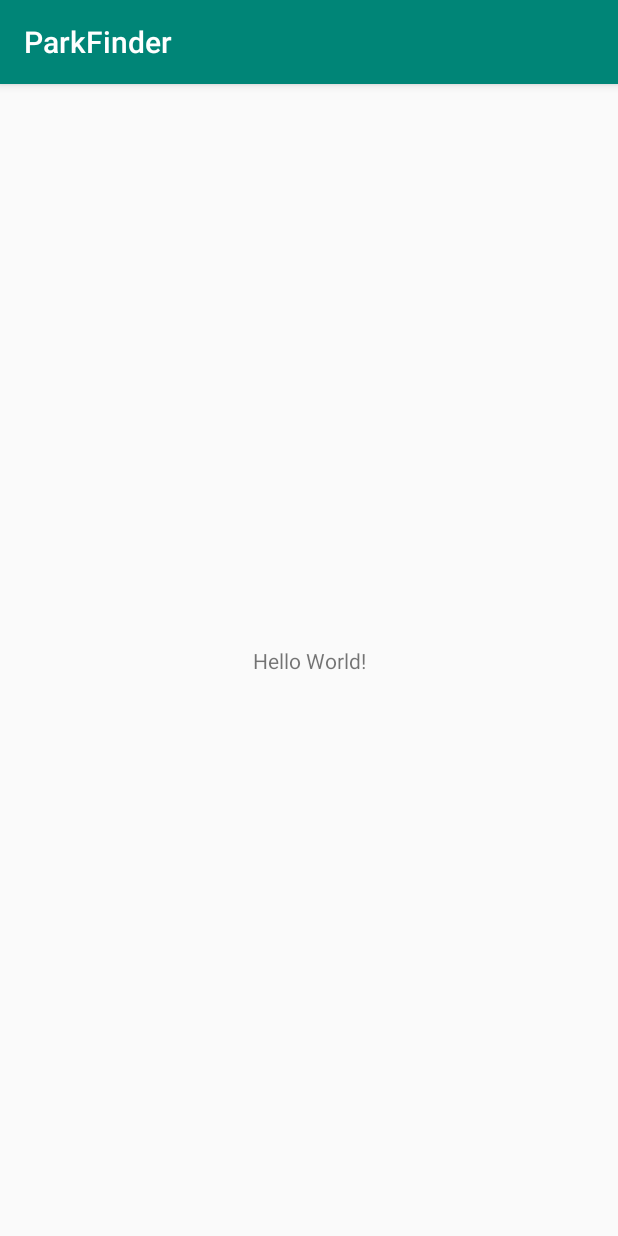
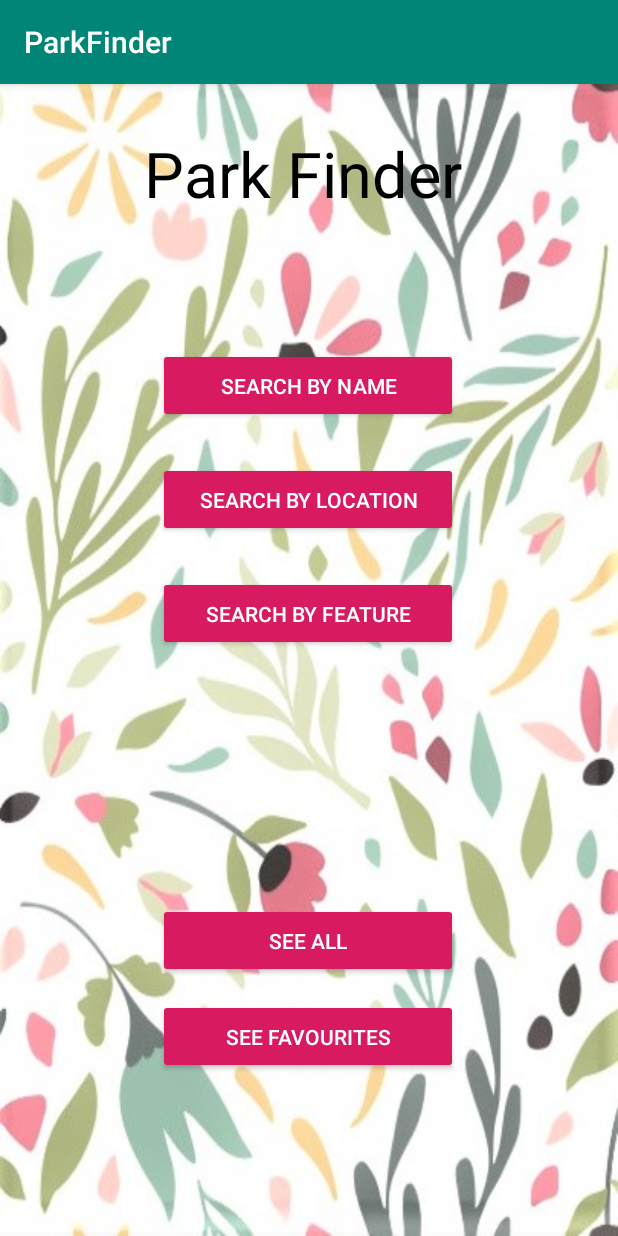
Before and after one commit to DariaDimchuk/ParkFinder, an Android app: the screen it shows after launch (MainActivity), on a phone screen of 412 x 824 dp. Run offline under Robolectric (Android 15) with nearby library versions, the phone set to English and light mode, and no system bars.

Commit message:
basic styling

```diff
--- a/app/src/main/res/layout/activity_main.xml
+++ b/app/src/main/res/layout/activity_main.xml
@@ -4,15 +4,85 @@
     xmlns:tools="http://schemas.android.com/tools"
     android:layout_width="match_parent"
     android:layout_height="match_parent"
+    android:background="@drawable/flowerwallpaper_filter"
     tools:context=".MainActivity">
 
     <TextView
-        android:layout_width="wrap_content"
-        android:layout_height="wrap_content"
-        android:text="Hello World!"
+        android:id="@+id/textView"
+        android:layout_width="220dp"
+        android:layout_height="52dp"
+        android:text="@string/appTitleTxt"
+        android:textAppearance="@style/TextAppearance.AppCompat.Display1"
+        android:textColor="@color/BasicBlack"
+        android:textSize="42dp"
         app:layout_constraintBottom_toBottomOf="parent"
-        app:layout_constraintLeft_toLeftOf="parent"
-        app:layout_constraintRight_toRightOf="parent"
-        app:layout_constraintTop_toTopOf="parent" />
+        app:layout_constraintEnd_toEndOf="parent"
+        app:layout_constraintStart_toStartOf="parent"
+        app:layout_constraintTop_toTopOf="parent"
+        app:layout_constraintVertical_bias="0.044" />
 
+    <Button
+        android:id="@+id/btnNameSearch"
+        style="@style/Widget.AppCompat.Button.Colored"
+        android:layout_width="@dimen/widthSearchBtn"
+        android:layout_height="@dimen/heightSearchBtn"
+        android:text="@string/nameSearchTxt"
+        app:layout_constraintBottom_toBottomOf="parent"
+        app:layout_constraintEnd_toEndOf="parent"
+        app:layout_constraintHorizontal_bias="0.497"
+        app:layout_constraintStart_toStartOf="parent"
+        app:layout_constraintTop_toTopOf="parent"
+        app:layout_constraintVertical_bias="0.245" />
+
+    <Button
+        android:id="@+id/btnLocSearch"
+        style="@style/Widget.AppCompat.Button.Colored"
+        android:layout_width="@dimen/widthSearchBtn"
+        android:layout_height="@dimen/heightSearchBtn"
+        android:text="@string/locationSearchTxt"
+        app:layout_constraintBottom_toBottomOf="parent"
+        app:layout_constraintEnd_toEndOf="@+id/btnNameSearch"
+        app:layout_constraintHorizontal_bias="1.0"
+        app:layout_constraintStart_toStartOf="@+id/btnNameSearch"
+        app:layout_constraintTop_toBottomOf="@+id/btnNameSearch"
+        app:layout_constraintVertical_bias="0.053" />
+
+    <Button
+        android:id="@+id/btnFeatureSearch"
+        style="@style/Widget.AppCompat.Button.Colored"
+        android:layout_width="@dimen/widthSearchBtn"
+        android:layout_height="@dimen/heightSearchBtn"
+        android:text="@string/txtFeatureSearch"
+        app:layout_constraintBottom_toBottomOf="parent"
+        app:layout_constraintEnd_toEndOf="@+id/btnLocSearch"
+        app:layout_constraintHorizontal_bias="1.0"
+        app:layout_constraintStart_toStartOf="@+id/btnLocSearch"
+        app:layout_constraintTop_toBottomOf="@+id/btnLocSearch"
+        app:layout_constraintVertical_bias="0.063" />
+
+    <Button
+        android:id="@+id/btnSeeAll"
+        style="@style/Widget.AppCompat.Button.Colored"
+        android:layout_width="@dimen/widthSearchBtn"
+        android:layout_height="@dimen/heightSearchBtn"
+        android:text="@string/txtSeeAll"
+        app:layout_constraintBottom_toBottomOf="parent"
+        app:layout_constraintEnd_toEndOf="@+id/btnFeatureSearch"
+        app:layout_constraintHorizontal_bias="0.0"
+        app:layout_constraintStart_toStartOf="@+id/btnFeatureSearch"
+        app:layout_constraintTop_toBottomOf="@+id/btnFeatureSearch"
+        app:layout_constraintVertical_bias="0.495" />
+
+    <Button
+        android:id="@+id/btnSeeFavourites"
+        style="@style/Widget.AppCompat.Button.Colored"
+        android:layout_width="@dimen/widthSearchBtn"
+        android:layout_height="@dimen/heightSearchBtn"
+        android:text="@string/txtSeeFavourites"
+        app:layout_constraintBottom_toBottomOf="parent"
+        app:layout_constraintEnd_toEndOf="@+id/btnSeeAll"
+        app:layout_constraintHorizontal_bias="0.502"
+        app:layout_constraintStart_toStartOf="@+id/btnSeeAll"
+        app:layout_constraintTop_toBottomOf="@+id/btnSeeAll"
+        app:layout_constraintVertical_bias="0.113" />
 </androidx.constraintlayout.widget.ConstraintLayout>
--- a/app/src/main/res/values/colors.xml
+++ b/app/src/main/res/values/colors.xml
@@ -3,4 +3,5 @@
     <color name="colorPrimary">#008577</color>
     <color name="colorPrimaryDark">#00574B</color>
     <color name="colorAccent">#D81B60</color>
+    <color name="BasicBlack">#000000</color>
 </resources>
--- /dev/null
+++ b/app/src/main/res/values/dimens.xml
@@ -0,0 +1,5 @@
+<?xml version="1.0" encoding="utf-8"?>
+<resources>
+    <dimen name="widthSearchBtn">200dp</dimen>
+    <dimen name="heightSearchBtn">50dp</dimen>
+</resources>
--- a/app/src/main/res/values/strings.xml
+++ b/app/src/main/res/values/strings.xml
@@ -1,3 +1,9 @@
 <resources>
     <string name="app_name">ParkFinder</string>
+    <string name="appTitleTxt">Park Finder</string>
+    <string name="nameSearchTxt">Search by Name</string>
+    <string name="locationSearchTxt">Search by Location</string>
+    <string name="txtFeatureSearch">Search by Feature</string>
+    <string name="txtSeeAll">See All</string>
+    <string name="txtSeeFavourites">See Favourites</string>
 </resources>
```
Also changed, not shown: app/src/main/res/drawable/flowerwallpaper_filter.jpg (added).
